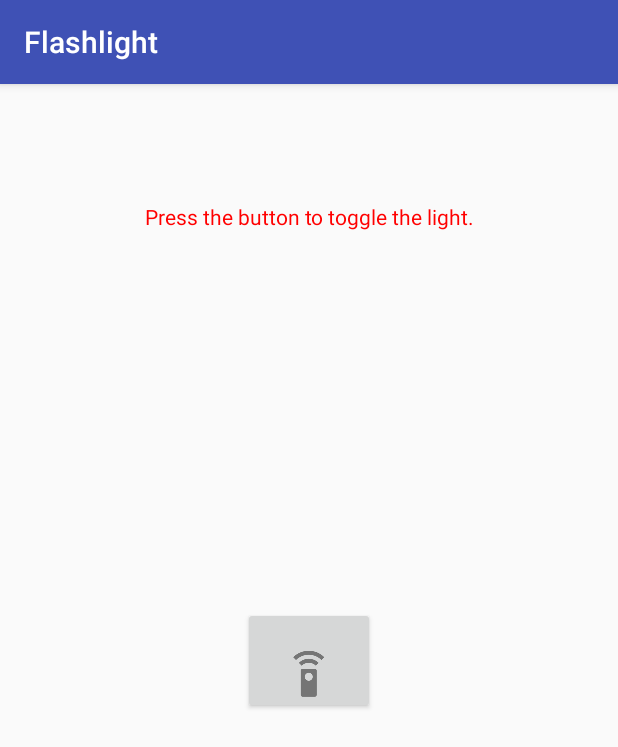
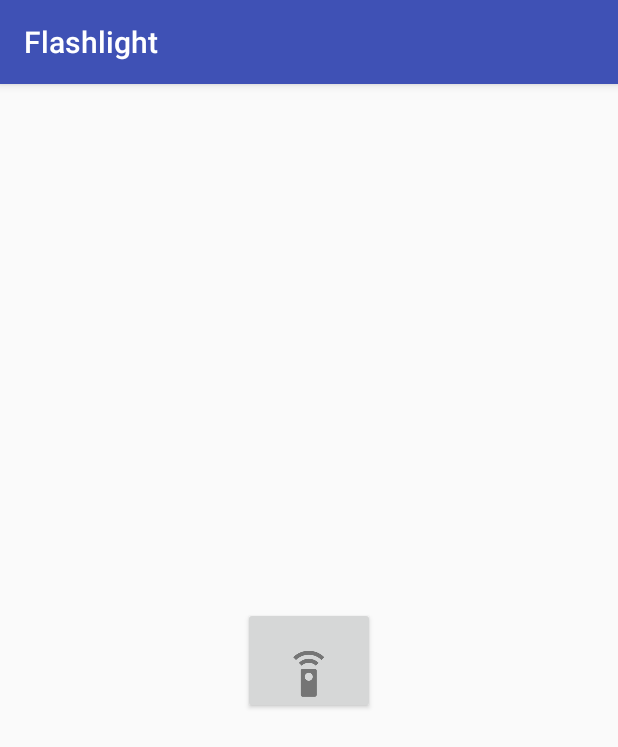
Before and after one commit to RickGZ/Flashlight, an Android app: the screen it shows after launch (MainActivity), on a phone screen of 412 x 824 dp. Shown: the top 747 px of the screen. Run offline under Robolectric (Android 15) with nearby library versions, the phone set to English and light mode, and no system bars.

Commit message:
removed explanation text
pretty redundant. there is only one button, surely a user would know what to do.

```diff
--- a/app/src/main/res/layout/activity_main.xml
+++ b/app/src/main/res/layout/activity_main.xml
@@ -6,19 +6,6 @@
     android:layout_width="match_parent"
     android:layout_height="match_parent"
     tools:context="com.example.rickgz.flashlight.MainActivity">
-
-    <TextView
-        android:layout_width="wrap_content"
-        android:layout_height="wrap_content"
-        android:text="@string/buttonExplanation"
-        android:textColor="#FF0000"
-        android:id="@+id/explanation"
-        app:layout_constraintBottom_toBottomOf="parent"
-        app:layout_constraintHorizontal_bias="0.502"
-        app:layout_constraintLeft_toLeftOf="parent"
-        app:layout_constraintRight_toRightOf="parent"
-        app:layout_constraintTop_toTopOf="parent"
-        app:layout_constraintVertical_bias="0.105"/>
 
     <Button
         android:id="@+id/flashlightButton"
--- a/app/src/main/res/values/strings.xml
+++ b/app/src/main/res/values/strings.xml
@@ -1,4 +1,3 @@
 <resources>
     <string name="app_name">Flashlight</string>
-    <string name="buttonExplanation">Press the button to toggle the light.</string>
 </resources>
```
